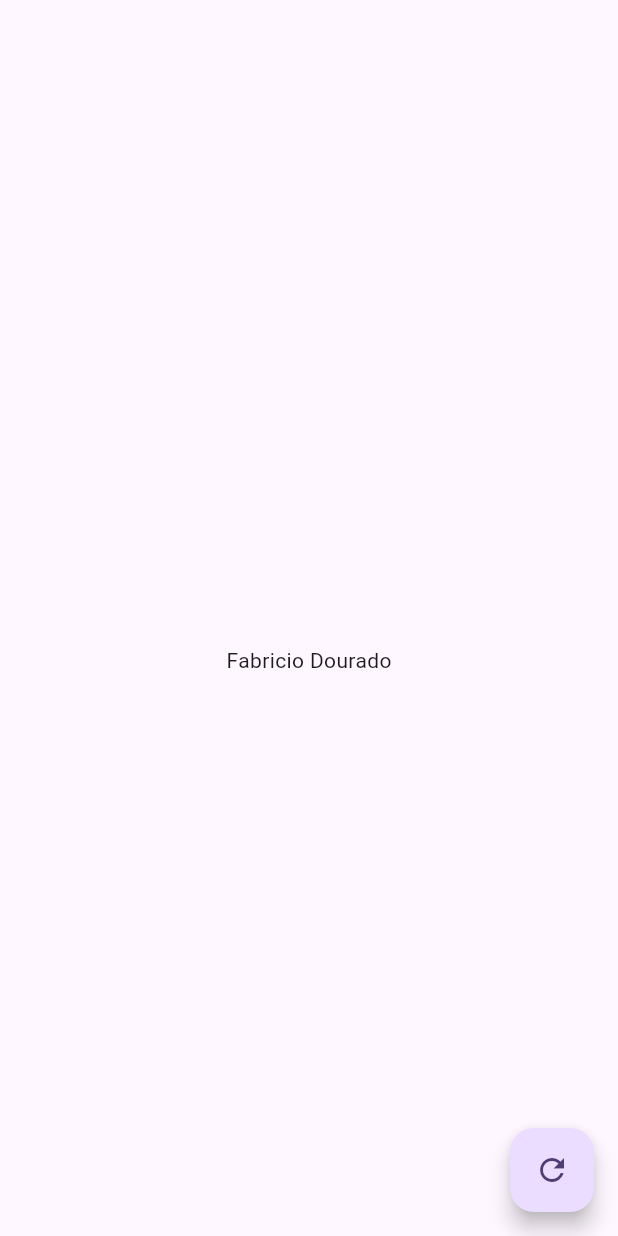
After one commit to fvieir/imc_mobx-flutter, a Flutter app: the screen it shows after launch, on a phone screen of 412 x 824 dp. The commit adds this screen. Run offline on Flutter 3.47's test engine with Material 2 defaults, Android fonts, the phone set to English and light mode, and no system bars; our stand-ins replace flutter_mobx, mobx; generated files the repository leaves out were written again.

Commit message:
Exemplo Observable future com futureBuilder

```diff
--- /dev/null
+++ b/lib/future_observer/future_observer_controller.dart
@@ -0,0 +1,18 @@
+import 'package:mobx/mobx.dart';
+part 'future_observer_controller.g.dart';
+
+class FutureObserverController = FutureObserverControllerBase
+    with _$FutureObserverController;
+
+abstract class FutureObserverControllerBase with Store {
+  @observable
+  var nome = ObservableFuture.value('');
+
+  Future<void> buscarNome() async {
+    final buscaNome =
+        Future.delayed(const Duration(seconds: 2), () => 'Fabricio Dourado');
+    nome = ObservableFuture(buscaNome);
+
+    print(await nome);
+  }
+}
--- /dev/null
+++ b/lib/future_observer/future_observer_page.dart
@@ -0,0 +1,59 @@
+import 'package:flutter/material.dart';
+import 'package:flutter_mobx/flutter_mobx.dart';
+import 'package:mobx_imc/future_observer/future_observer_controller.dart';
+
+class FutureObserverPage extends StatefulWidget {
+  const FutureObserverPage({super.key});
+
+  @override
+  State<FutureObserverPage> createState() => _FutureObserverPageState();
+}
+
+class _FutureObserverPageState extends State<FutureObserverPage> {
+  final controller = FutureObserverController();
+
+  @override
+  initState() {
+    super.initState();
+    controller.buscarNome();
+  }
+
+  @override
+  Widget build(BuildContext context) {
+    return Scaffold(
+      appBar: AppBar(
+        title: const Text(''),
+      ),
+      floatingActionButton: FloatingActionButton(
+        onPressed: controller.buscarNome,
+        child: const Icon(Icons.refresh),
+      ),
+      body: Observer(
+        builder: (context) => FutureBuilder<String>(
+          future: controller.nome,
+          builder: (context, snapshot) {
+            switch (snapshot.connectionState) {
+              case ConnectionState.none:
+                return const SizedBox.shrink();
+              case ConnectionState.active:
+              case ConnectionState.waiting:
+                return const Center(
+                  child: CircularProgressIndicator(),
+                );
+              default:
+                if (snapshot.hasData) {
+                  return Center(
+                    child: Text(snapshot.data!),
+                  );
+                }
+
+                return const Center(
+                  child: Text('Não encontrado'),
+                );
+            }
+          },
+        ),
+      ),
+    );
+  }
+}
--- a/lib/main.dart
+++ b/lib/main.dart
@@ -1,6 +1,5 @@
 import 'package:flutter/material.dart';
-import 'package:mobx_imc/modelo_observado/modelo_observado_page.dart';
-import 'package:mobx_imc/observable_list/observable_list_page.dart';
+import 'package:mobx_imc/future_observer/future_observer_page.dart';
 
 void main() {
   runApp(const MyApp());
@@ -18,7 +17,7 @@ class MyApp extends StatelessWidget {
         colorScheme: ColorScheme.fromSeed(seedColor: Colors.deepPurple),
         useMaterial3: true,
       ),
-      home: const ModeloObservadoPage(),
+      home: const FutureObserverPage(),
     );
   }
 }
```
Also changed, not shown: lib/future_observer/future_observer_controller.g.dart (added), lib/modelo_observado/modelo_observador_controller.g.dart.
